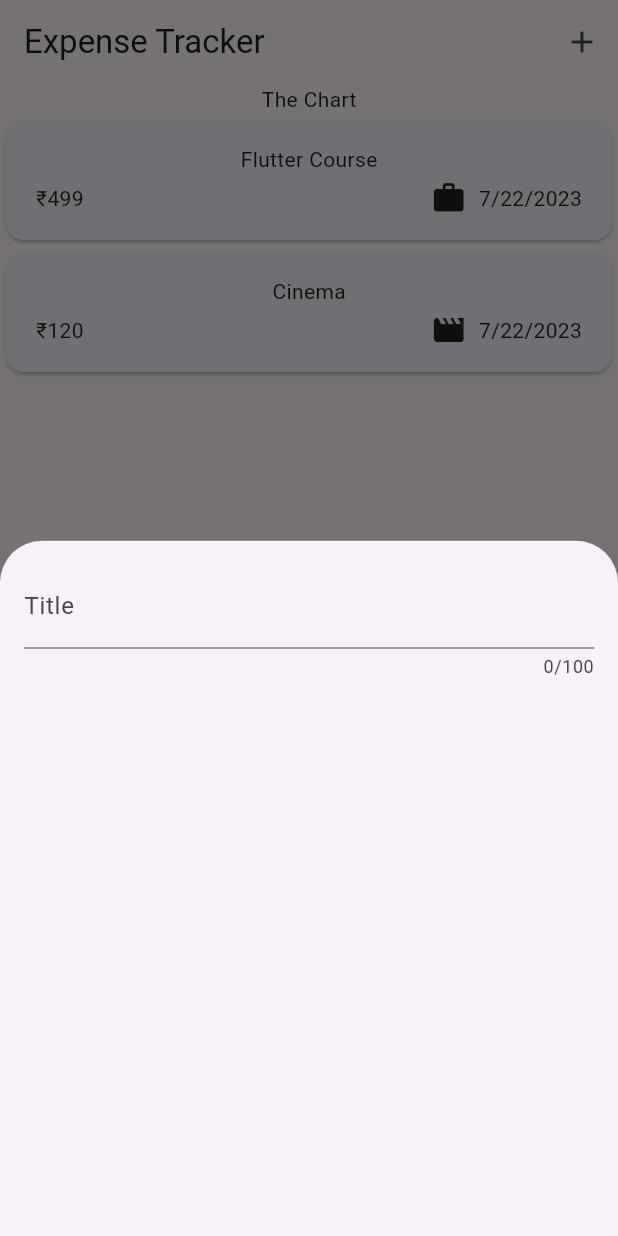
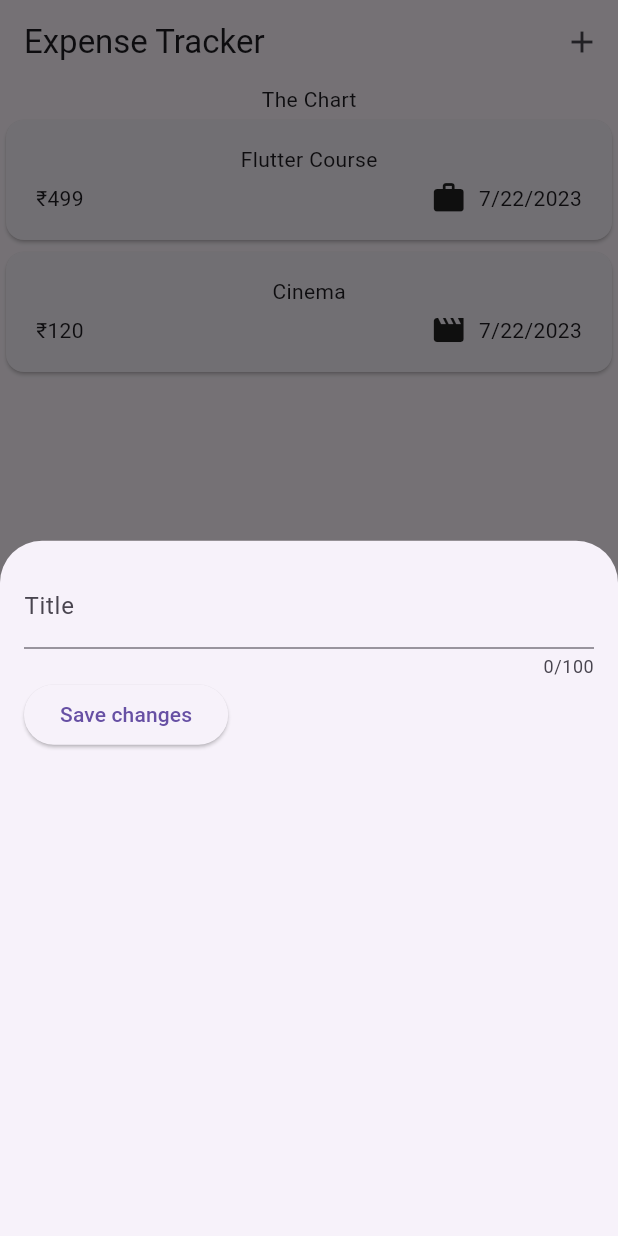
Before and after one commit to iniyananthony2002/expense_tracker, a Flutter app: the screen it shows after launch, after a tap on the "add" icon, on a phone screen of 412 x 824 dp. Run offline on Flutter 3.47's test engine with Material 2 defaults, Android fonts, the phone set to English and light mode, and no system bars.

```diff
--- a/lib/widgets/new_expense.dart
+++ b/lib/widgets/new_expense.dart
@@ -8,22 +8,31 @@ class NewExpense extends StatefulWidget {
 }
 
 class _NewExpenseState extends State<NewExpense> {
+  var _enteredTitle = '';
+
+  void _saveTitleInput(String inputValue) {
+    _enteredTitle = inputValue;
+  }
 
   @override
   Widget build(BuildContext context) {
-    return const Padding(
-      padding: EdgeInsets.all(16),
+    return Padding(
+      padding: const EdgeInsets.all(16),
       child: Column(
         children: [
           TextField(
+            onChanged: _saveTitleInput,
             maxLength: 100,
-            decoration: InputDecoration(
+            decoration: const InputDecoration(
               label: Text('Title'),
             ),
           ),
           Row(
             children: [
-
+              ElevatedButton(
+                onPressed: () {print (_enteredTitle);},
+                child: const Text('Save changes'),
+              ),
             ],
           ),
         ],
```
